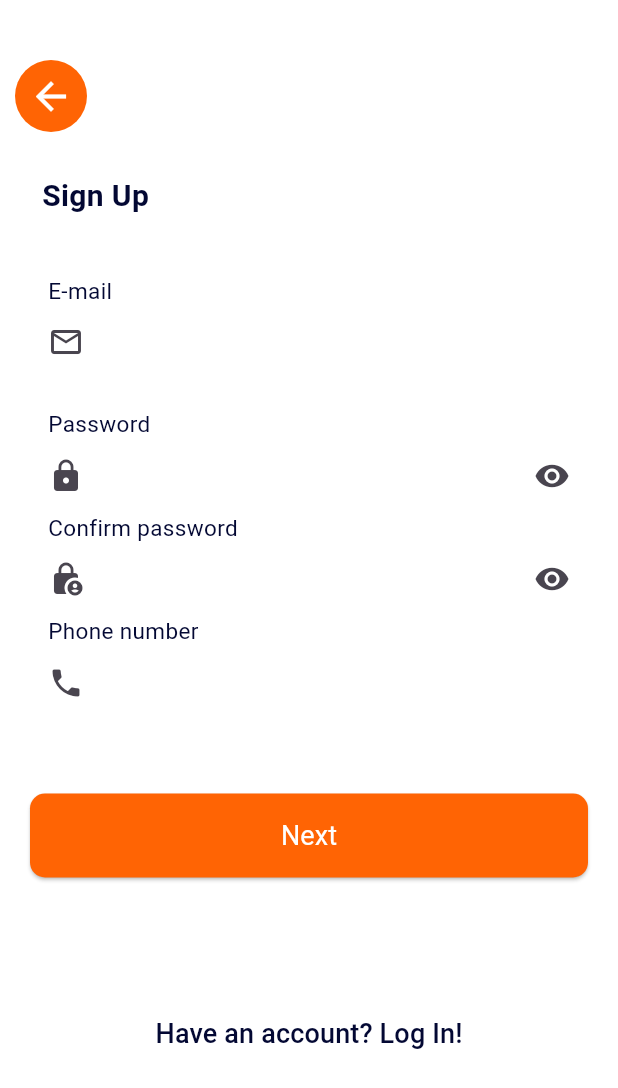
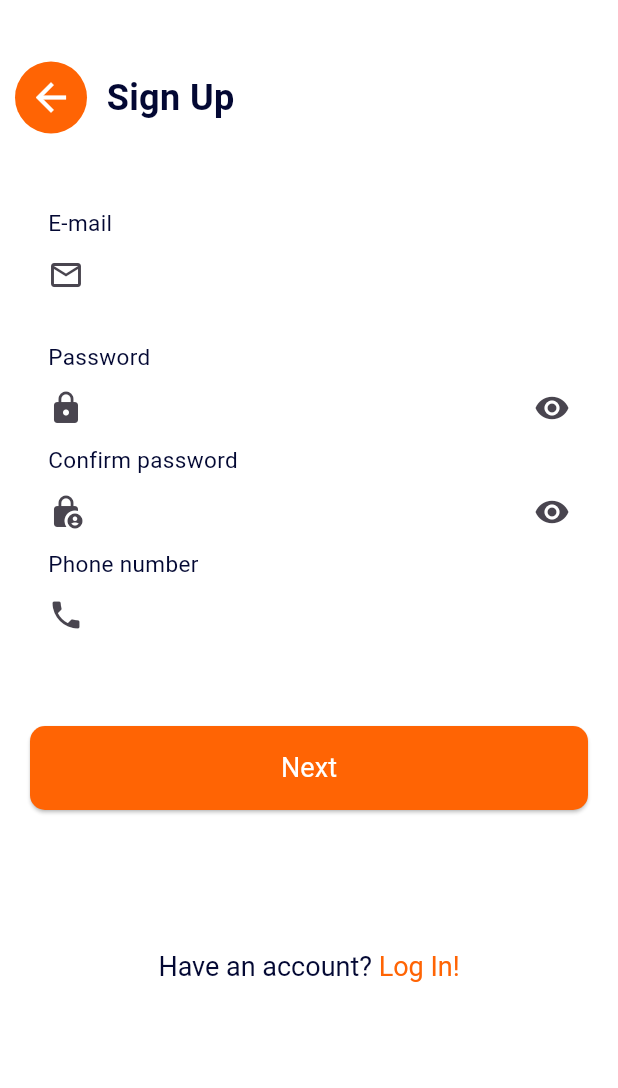
Before and after one commit to MalakIbrahim24/hire_harmony_backup, a Flutter app: the SigninPage screen opened by its route, on a phone screen of 412 x 824 dp. Shown: the top 1088 px of the screen. Run offline on Flutter 3.47's test engine with Material 3 defaults, Android fonts, the phone set to English and light mode, and no system bars; our stand-ins replace bloc, cloud_firestore, firebase_auth, firebase_core, flutter_bloc, fluttertoast and 2 more; missing offline and left inert: fluid_bottom_nav_bar; accounts and stored records are empty.

Commit message:
Customer verification Success and sign in navigation logic

```diff
--- a/lib/main.dart
+++ b/lib/main.dart
@@ -1,5 +1,4 @@
 import 'dart:developer';
-
 import 'package:firebase_core/firebase_core.dart';
 import 'package:flutter/material.dart';
 import 'package:flutter_bloc/flutter_bloc.dart';
@@ -54,7 +53,7 @@ class MyApp extends StatelessWidget {
                 initRoute = AppRoutes.emphomePage;
               } else {
                 initRoute = AppRoutes.welcomePage;
-                 log(initRoute);
+                log(initRoute);
               }
               return MaterialApp(
                 title: 'Hire Harmony',
--- a/lib/utils/route/app_router.dart
+++ b/lib/utils/route/app_router.dart
@@ -9,6 +9,7 @@ import 'package:hire_harmony/views/pages/admin/adn_home_page.dart';
 import 'package:hire_harmony/views/pages/admin/adn_navbar.dart';
 import 'package:hire_harmony/views/pages/admin/adn_notifications_page.dart';
 import 'package:hire_harmony/views/pages/admin/adn_personal_info_page.dart';
+import 'package:hire_harmony/views/pages/cus_verification_success_page.dart';
 import 'package:hire_harmony/views/pages/customer/cus_home_page.dart';
 import 'package:hire_harmony/views/pages/employee/emp_home_page.dart';
 import 'package:hire_harmony/views/pages/forgot_password_page.dart';
@@ -98,9 +99,13 @@ class AppRouter {
           builder: (_) => const PhonePage(),
           settings: settings,
         );
-      case AppRoutes.verificationSuccessPage:
+      case AppRoutes.cusVerificationSuccessPage:
         return MaterialPageRoute(
-          builder: (_) => const PhonePage(),
+          builder: (_) => const CusVerificationSuccessPage(
+            notificationTitle: 'Phone verification success',
+            notificationMessage:
+                'You have successfully verified that you are using a valid phone number',
+          ),
           settings: settings,
         );
 
--- a/lib/utils/route/app_routes.dart
+++ b/lib/utils/route/app_routes.dart
@@ -5,7 +5,9 @@ class AppRoutes {
   static const String signupChoicePage = '/sign-up-choice-page';
   static const String signinPage = '/sign-in-page';
   static const String phonePage = '/phone-page';
-  static const String verificationSuccessPage = '/verificationSuccess-page';
+  static const String cusVerificationSuccessPage =
+      '/cusVerificationSuccess-page';
+  static const String empVerificationSuccessPage = 'empVerificationSuccess-Page';
 
   static const String welcomePage = '/welcome-page';
   static const String cushomePage = '/cushome-page';
--- /dev/null
+++ b/lib/view_models/cubit/sign_in_state.dart
@@ -0,0 +1,5 @@
+part of 'sign_in_cubit.dart';
+
+sealed class SignInState {}
+
+final class SignInInitial extends SignInState {}
--- a/lib/views/pages/forms/signin_form.dart
+++ b/lib/views/pages/forms/signin_form.dart
@@ -1,3 +1,4 @@
+import 'package:flutter/gestures.dart';
 import 'package:flutter/material.dart';
 import 'package:google_fonts/google_fonts.dart';
 import 'package:hire_harmony/utils/app_colors.dart';
@@ -15,17 +16,6 @@ class SigninForm extends StatelessWidget {
         child: Column(
           crossAxisAlignment: CrossAxisAlignment.start,
           children: [
-            Padding(
-              padding: const EdgeInsets.all(8.0),
-              child: Text(
-                'Sign Up',
-                style: GoogleFonts.montserratAlternates(
-                  fontWeight: FontWeight.bold,
-                  fontSize: 20,
-                  color: AppColors().navy,
-                ),
-              ),
-            ),
             const SizedBox(height: 30),
             Padding(
               padding: const EdgeInsets.symmetric(horizontal: 12.0),
@@ -162,11 +152,37 @@ class SigninForm extends StatelessWidget {
                         route.settings.name == '/welcome-page',
                   );
                 },
-                child: Text(
-                  'Have an account? Log In!',
-                  style: GoogleFonts.montserratAlternates(
-                    fontSize: 18,
-                    color: AppColors().navy,
+                child: RichText(
+                  text: TextSpan(
+                    text: 'Have an account? ',
+                    style: GoogleFonts.montserratAlternates(
+                      fontSize: 18,
+                      color: AppColors().navy,
+                    ),
+
+                    children: [
+                      TextSpan(
+                        text: 'Log In!',
+                        style: GoogleFonts.montserratAlternates(
+                          fontSize: 18,
+                          color: AppColors().orange,
+                        ),
+                        recognizer: TapGestureRecognizer()
+                          ..onTap = () {
+                            Navigator.pushNamedAndRemoveUntil(
+                              context,
+                              AppRoutes.loginPage, // The route to navigate to
+                              (route) =>
+                                  route.settings.name ==
+                                  AppRoutes
+                                      .welcomePage, // Condition to stop removing when the welcome page is found
+                            );
+
+                            // Handle the "Log In" click event here
+                            print('Log In clicked!');
+                          },
+                      ),
+                    ],
                   ),
                 ),
               ),
--- a/lib/views/pages/signup/sign_up_choice.dart
+++ b/lib/views/pages/signup/sign_up_choice.dart
@@ -32,8 +32,9 @@ class SignUpChoice extends StatelessWidget {
           textAlign: TextAlign.left,
           'Register a new account',
           style: GoogleFonts.montserratAlternates(
-            fontSize: 15,
-            color: AppColors().grey,
+            fontWeight: FontWeight.bold,
+            fontSize: 18,
+            color: AppColors().navy,
           ),
         ),
       ),
--- a/lib/views/pages/signup/signin_page.dart
+++ b/lib/views/pages/signup/signin_page.dart
@@ -1,4 +1,5 @@
 import 'package:flutter/material.dart';
+import 'package:google_fonts/google_fonts.dart';
 import 'package:hire_harmony/utils/app_colors.dart';
 import 'package:hire_harmony/views/pages/forms/signin_form.dart';
 
@@ -17,7 +18,9 @@ class SigninPage extends StatelessWidget {
               Positioned(
                 top: 40, // Adjust the top position as needed
                 left: 10, // Adjust the left position as needed
-                child: Container(
+                child: Row(
+                  children: [
+                    Container(
                       decoration: BoxDecoration(
                           borderRadius: BorderRadius.circular(30),
                           color: AppColors().orange),
@@ -32,7 +35,24 @@ class SigninPage extends StatelessWidget {
                         },
                       ),
                     ),
+                    const SizedBox(
+                      width: 5,
                     ),
+                    Padding(
+                      padding: const EdgeInsets.all(8.0),
+                      child: Text(
+                        'Sign Up',
+                        style: GoogleFonts.montserratAlternates(
+                          fontWeight: FontWeight.bold,
+                          fontSize: 24,
+                          color: AppColors().navy,
+                        ),
+                      ),
+                    ),
+                  ],
+                ),
+              ),
+
               // Main content inside a Padding widget
               const Padding(
                 padding: EdgeInsets.only(
```
Also changed, not shown: lib/view_models/cubit/sign_in_cubit.dart (added, +7 -0 lines), lib/views/pages/cus_verification_success_page.dart (renamed from lib/views/pages/verification_success_page.dart, +42 -53 lines), lib/views/pages/emp_verification_success_page.dart (added, +151 -0 lines), lib/views/pages/forms/login_form.dart (+20 -7 lines), lib/views/pages/forms/phone_form.dart (+27 -2 lines). Lines whose indentation alone changed are shown as unchanged.
